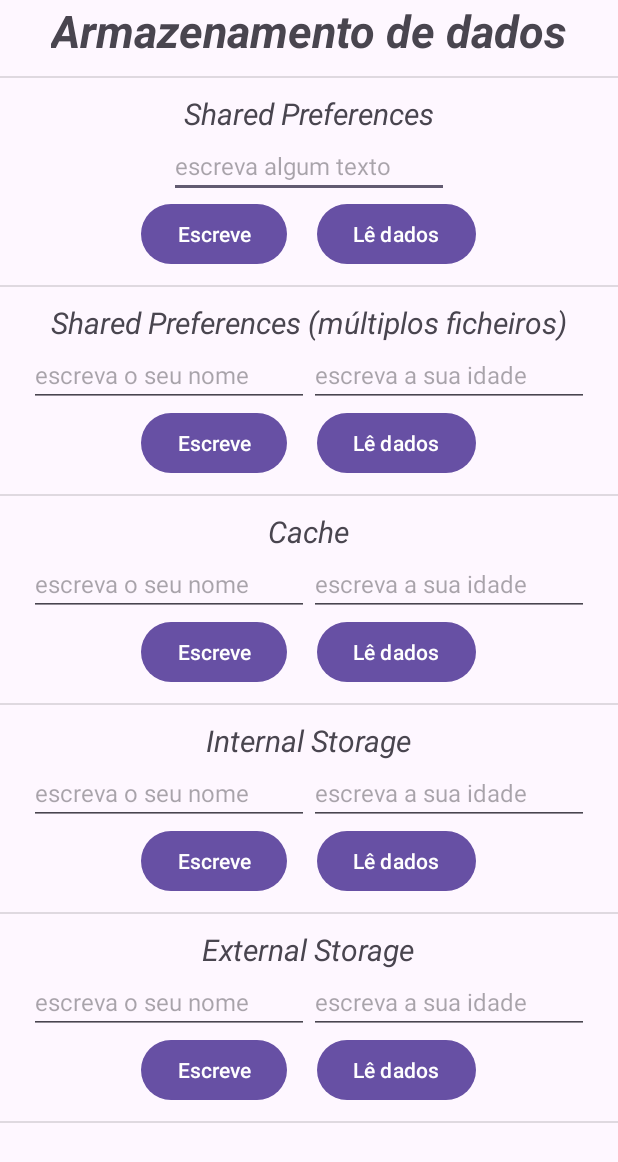
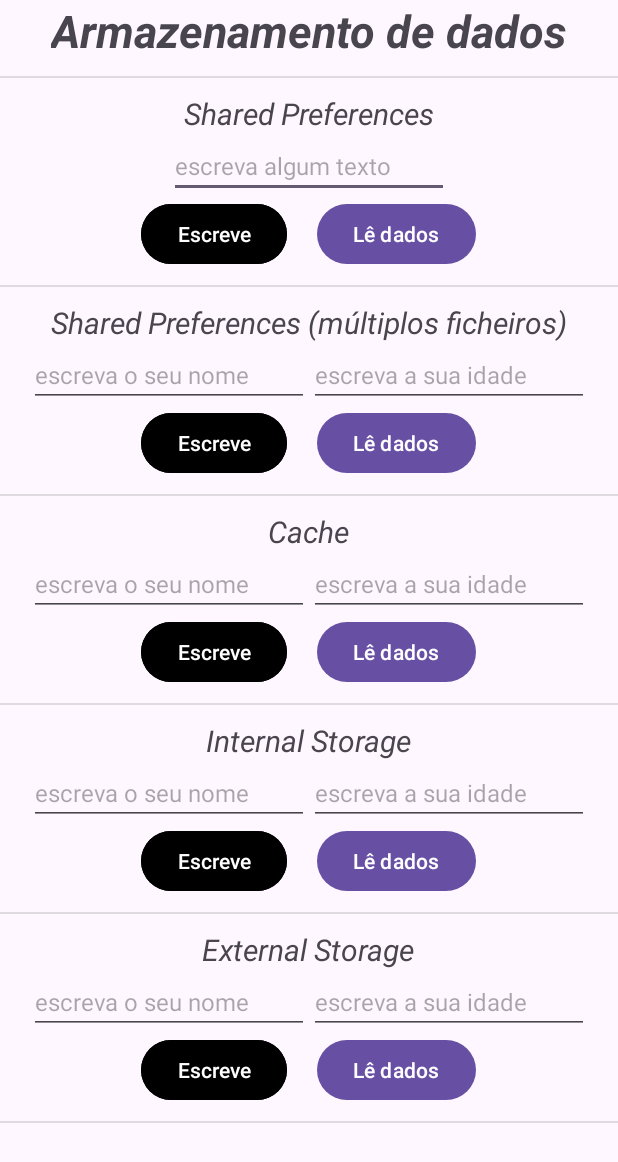
Before and after one commit to IPT-MEI-DAMA-2024-2025/storage, an Android app: the screen it shows after launch (MainActivity), on a phone screen of 412 x 824 dp. Shown: the top 1162 px of the screen. Run offline under Robolectric (Android 15) with nearby library versions, the phone set to English and light mode, and no system bars.

Commit message:
mudança no estilos da app

```diff
--- a/app/src/main/res/layout/activity_main.xml
+++ b/app/src/main/res/layout/activity_main.xml
@@ -35,13 +35,13 @@
 
             <Button
                 android:id="@+id/btWrite1"
-                style="@style/button"
+                style="@style/buttonWrite"
                 android:layout_marginRight="10dp"
                 android:text="@string/btWrite" />
 
             <Button
                 android:id="@+id/btRead1"
-                style="@style/button"
+                style="@style/buttonRead"
                 android:layout_marginLeft="10dp"
                 android:text="@string/btRead" />
         </LinearLayout>
@@ -77,13 +77,13 @@
 
             <Button
                 android:id="@+id/btWrite2"
-                style="@style/button"
+                style="@style/buttonWrite"
                 android:layout_marginRight="10dp"
                 android:text="@string/btWrite" />
 
             <Button
                 android:id="@+id/btRead2"
-                style="@style/button"
+                style="@style/buttonRead"
                 android:layout_marginLeft="10dp"
                 android:text="@string/btRead" />
         </LinearLayout>
@@ -120,13 +120,13 @@
 
             <Button
                 android:id="@+id/btWrite3"
-                style="@style/button"
+                style="@style/buttonWrite"
                 android:layout_marginRight="10dp"
                 android:text="@string/btWrite" />
 
             <Button
                 android:id="@+id/btRead3"
-                style="@style/button"
+                style="@style/buttonRead"
                 android:layout_marginLeft="10dp"
                 android:text="@string/btRead" />
         </LinearLayout>
@@ -163,13 +163,13 @@
 
             <Button
                 android:id="@+id/btWrite4"
-                style="@style/button"
+                style="@style/buttonWrite"
                 android:layout_marginRight="10dp"
                 android:text="@string/btWrite" />
 
             <Button
                 android:id="@+id/btRead4"
-                style="@style/button"
+                style="@style/buttonRead"
                 android:layout_marginLeft="10dp"
                 android:text="@string/btRead" />
         </LinearLayout>
@@ -207,13 +207,13 @@
 
             <Button
                 android:id="@+id/btWrite5"
-                style="@style/button"
+                style="@style/buttonWrite"
                 android:layout_marginRight="10dp"
                 android:text="@string/btWrite" />
 
             <Button
                 android:id="@+id/btRead5"
-                style="@style/button"
+                style="@style/buttonRead"
                 android:layout_marginLeft="10dp"
                 android:text="@string/btRead" />
         </LinearLayout>
--- a/app/src/main/res/values/styles.xml
+++ b/app/src/main/res/values/styles.xml
@@ -18,7 +18,13 @@
         <item name="android:textSize">16sp</item>
     </style>
 
-    <style name="button">
+    <style name="buttonWrite">
+        <item name="android:layout_width">wrap_content</item>
+        <item name="android:layout_height">wrap_content</item>
+        <item name="android:backgroundTint">@color/black</item>
+    </style>
+
+    <style name="buttonRead">
         <item name="android:layout_width">wrap_content</item>
         <item name="android:layout_height">wrap_content</item>
     </style>
```
